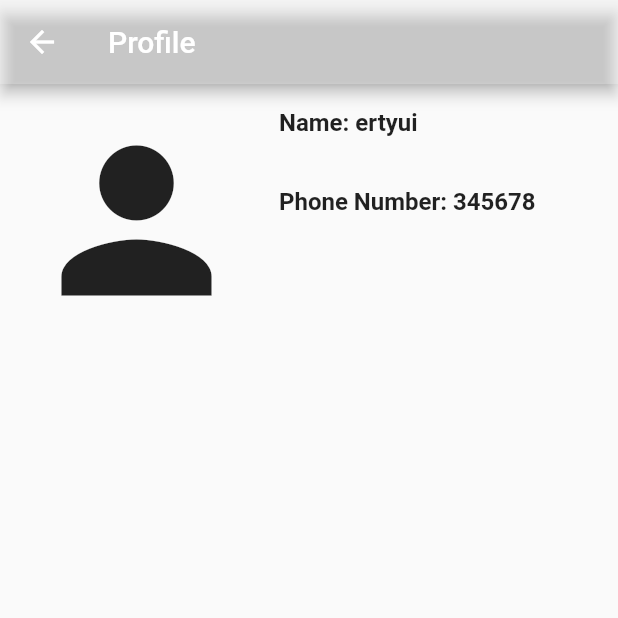
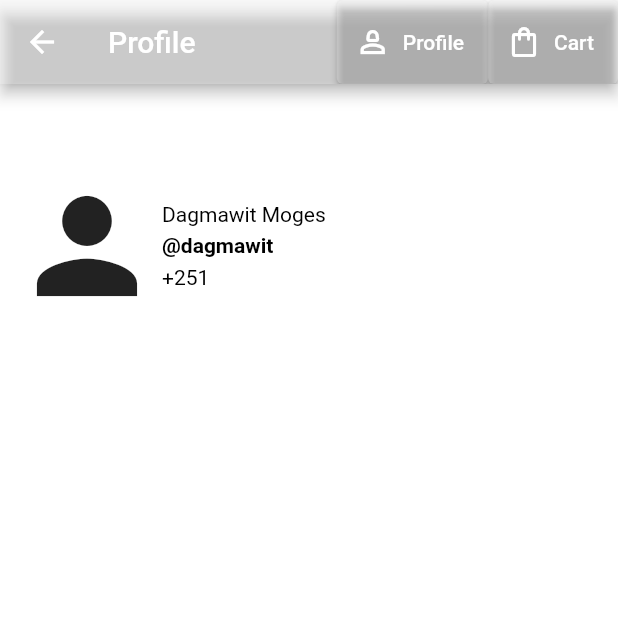
Before and after one commit to dagmawitmoges/ASSIGNMENT-3, a Flutter app: the screen it shows after launch, after a tap on "Profile", on a phone screen of 412 x 824 dp, the top half of it. Run offline on Flutter 3.47's test engine with Material 2 defaults, Android fonts, the phone set to English and light mode, and no system bars; our stand-ins replace bloc, equatable, flutter_bloc; missing offline and left inert: mobile_number; network calls fail.

Commit message:
edited the profile page

```diff
--- a/lib/presentation/pages/cartPage.dart
+++ b/lib/presentation/pages/cartPage.dart
@@ -25,7 +25,7 @@ class _CartPageState extends State<CartPage> {
           if (state is itemInitialState) {
             return const Center(
                 child: Text(
-              "NO HISTORY TO SHOW!\n TOTAL: 0\$",
+              "NO HISTORY !",
               textAlign: TextAlign.center,
               style: TextStyle(
                 fontSize: 20,
@@ -123,7 +123,7 @@ class _CartPageState extends State<CartPage> {
                     child: Text(
                       "TOTAL: ${TotalPrice.toStringAsFixed(2)}\$",
                       style: const TextStyle(
-                          fontSize: 30, fontWeight: FontWeight.w400),
+                          fontSize: 20, fontWeight: FontWeight.bold),
                     ),
                   ),
                 ],
--- a/lib/presentation/pages/profile.dart
+++ b/lib/presentation/pages/profile.dart
@@ -1,70 +1,139 @@
+
 import 'package:flutter/material.dart';
-import 'package:contacts_service/contacts_service.dart';
+
+import 'package:mobile_number/mobile_number.dart';
+import 'package:flutter/services.dart';
  import 'package:asbeza/presentation/pages/Home.dart';
 
+import 'cartPage.dart';
+
 class ProfilePage extends StatefulWidget {
+  const ProfilePage({super.key});
+
   @override
-  _ProfilePageState createState() => _ProfilePageState();
+  State<ProfilePage> createState() => _ProfilePageState();
 }
 
 class _ProfilePageState extends State<ProfilePage> {
-  String _name = 'ertyui';
-  String _phoneNumber = '345678';
+  String _mobileNumber = '';
+  List<SimCard> _simCard = <SimCard>[];
 
   @override
   void initState() {
     super.initState();
-    _getProfile();
+    MobileNumber.listenPhonePermission((isPermissionGranted) {
+      if (isPermissionGranted) {
+        initMobileNumberState();
+      } else {}
+    });
+
+    initMobileNumberState();
   }
 
-  Future<void> _getProfile() async {
-    // final Iterable< contacts  = await ContactsService.getContacts();
-    // final Contact contact = Contacts;
-    // setState(() {
-    //   _name = contact.displayName ?? '';
-    //   _phoneNumber = contact.phones?.first?.value ?? '';
-    // });
+  Future<void> initMobileNumberState() async {
+    if (!await MobileNumber.hasPhonePermission) {
+      await MobileNumber.requestPhonePermission;
+      return;
+    }
+    try {
+      _mobileNumber = (await MobileNumber.mobileNumber)!;
+      _simCard = (await MobileNumber.getSimCards)!;
+    } on PlatformException catch (e) {
+      debugPrint("Failed to get mobile number because of '${e.message}'");
+    }
+    if (!mounted) return;
+
+    setState(() {});
+  }
+
+  Widget fillCards() {
+    List<Widget> widgets = _simCard
+        .map((SimCard sim) => Text(
+            'Sim Card Number: (${sim.countryPhonePrefix}) - ${sim.number}\nCarrier Name: ${sim.carrierName}\nCountry Iso: ${sim.countryIso}\nDisplay Name: ${sim.displayName}\nSim Slot Index: ${sim.slotIndex}\n\n'))
+        .toList();
+    return Column(children: widgets);
   }
 
   @override
   Widget build(BuildContext context) {
     return Scaffold(
-      appBar: AppBar(
-        backgroundColor: Colors.white24,
-        title: Text('Profile'),
+      backgroundColor: Colors.white,
+      appBar:
+            AppBar(title: Text('Profile'),backgroundColor: Colors.white24,actions: [
+          ElevatedButton.icon(
+            style: ElevatedButton.styleFrom(backgroundColor: Colors.white24),
+            onPressed: () {
+              Navigator.push(context,
+                  MaterialPageRoute(builder: (context) => ProfilePage()));
+            },
+            icon: Icon(Icons.person_2_outlined),
+            label: Text('Profile'),
           ),
+          ElevatedButton.icon(
+            style: ElevatedButton.styleFrom(backgroundColor: Colors.white24),
+            onPressed: () {
+              Navigator.push(
+                  context, MaterialPageRoute(builder: (context) => CartPage()));
+            },
+            icon: Icon(Icons.shopping_bag_outlined),
+            label: Text('Cart'),
+          )
+        ],),
+
+
       body: Container(
-        padding: EdgeInsets.all(16.0),
-        child: Row(
+        padding: const EdgeInsets.all(8.0),
+        child: Column(
+          children: [
+            Container(
+              height: MediaQuery.of(context).size.height * .2,
+              width: MediaQuery.of(context).size.width,
+              padding: const EdgeInsets.only(bottom: 15),
+              decoration: const BoxDecoration(
+                  color: Colors.white,
+
+
+                     ),
+              child: Column(
+                mainAxisAlignment: MainAxisAlignment.end,
                 crossAxisAlignment: CrossAxisAlignment.start,
                 children: [
-            Icon(
-              Icons.person,
-              size: 150,
+                  Row(
+                    crossAxisAlignment: CrossAxisAlignment.center,
+                    children: [
+                    Icon(Icons.person,size: 100,),
+                      Column(
+                        crossAxisAlignment: CrossAxisAlignment.start,
+                        children: [
+                          const Text(
+                            "Dagmawit Moges",
+                            style: TextStyle(
+                                fontWeight: FontWeight.w400,
+                                color: Colors.black),
                           ),
-            Column(crossAxisAlignment: CrossAxisAlignment.start, children: [
-              Padding(
-                padding: const EdgeInsets.only(left: 20),
-                child: Text(
-                  'Name: ' + _name,
+                          const SizedBox(
+                            height: 5,
+                          ),
+                          const Text(
+                            "@dagmawit",
                             style: TextStyle(
-                    fontSize: 16.0,
                                 fontWeight: FontWeight.bold,
+                                color: Colors.black),
                           ),
+                          const SizedBox(
+                            height: 5,
                           ),
+                          Text(
+                            "+251$_mobileNumber",
+                            style: const TextStyle(color: Colors.black),
+                          )
+                        ],
+                      )
+                    ],
+                  )
+                ],
               ),
-              SizedBox(height: 34.0),
-              Padding(
-                padding: const EdgeInsets.only(left: 20),
-                child: Text(
-                  'Phone Number: ' + _phoneNumber,
-                  style: TextStyle(
-                    fontSize: 16.0,
-                    fontWeight: FontWeight.bold,
-                  ),
-                ),
-              ),
-            ]),
+            )
           ],
         ),
       ),
--- a/pubspec.yaml
+++ b/pubspec.yaml
@@ -41,6 +41,7 @@ dependencies:
   # Use with the CupertinoIcons class for iOS style icons.
   cupertino_icons: ^1.0.2
   contacts_service: ^0.6.3
+  mobile_number: ^2.1.1
 
 dev_dependencies:
   flutter_test:
```
Also changed, not shown: lib/presentation/pages/Home.dart (+43 -67 lines), pubspec.lock, 1 other file. Lines whose indentation alone changed are shown as unchanged.
